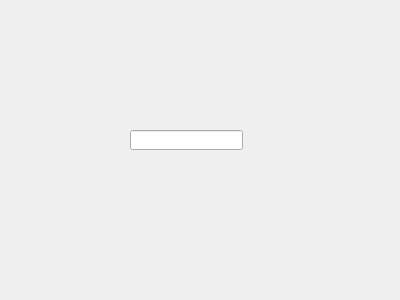
First picture: the form in widget.ui, repository day961/qt-eventfilter-test, before the edit.
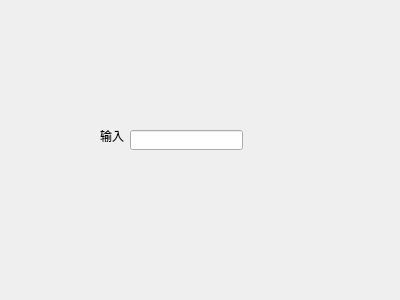
Second picture: the form after the edit.

Patch:
```diff
--- a/widget.ui
+++ b/widget.ui
@@ -23,6 +23,19 @@
     </rect>
    </property>
   </widget>
+  <widget class="QLabel" name="label">
+   <property name="geometry">
+    <rect>
+     <x>100</x>
+     <y>130</y>
+     <width>54</width>
+     <height>12</height>
+    </rect>
+   </property>
+   <property name="text">
+    <string>输入</string>
+   </property>
+  </widget>
  </widget>
  <layoutdefault spacing="6" margin="11"/>
  <resources/>
```
